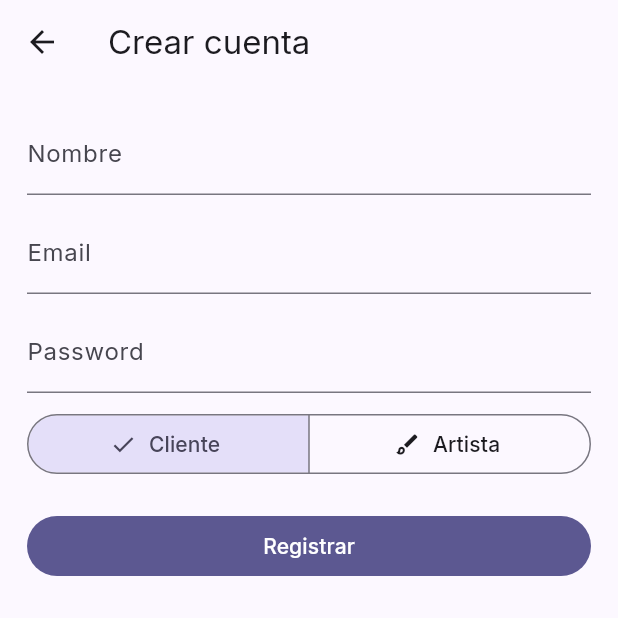
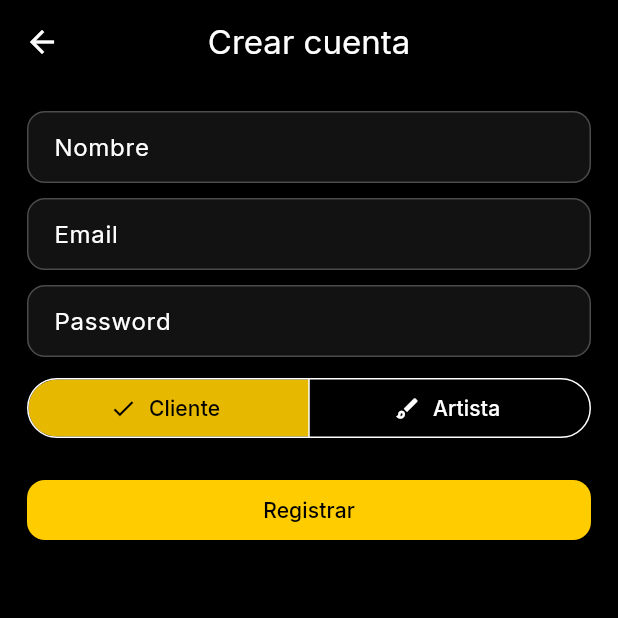
Before and after one commit to nautilo/capstone, a Flutter app: the screen it shows after launch, after a tap on "Entrar", after a tap on "Crear cuenta", on a phone screen of 412 x 824 dp, the top half of it. Run offline on Flutter 3.47's test engine with Material 3 defaults, Android fonts, the phone set to English and light mode, and no system bars; our stand-ins replace camera, google_fonts, permission_handler, shared_preferences; missing offline and left inert: google_mlkit_pose_detection; network calls fail.

Commit message:
Actualización apariencia
Co-Authored-By: carlospitau <128086076+carlospitau@users.noreply.github.com>

```diff
--- a/app móvil/ARTattoo/lib/main.dart
+++ b/app móvil/ARTattoo/lib/main.dart
@@ -16,16 +16,132 @@ void main() async {
 class ARTattooApp extends StatelessWidget {
   const ARTattooApp({super.key});
 
+  // Paleta ArtTattoo
+  static const Color kYellow = Color(0xFFFFCC00);
+  static const Color kYellowDark = Color(0xFFE6B800);
+  static const Color kBlack = Color(0xFF000000);
+  static const Color kSurfaceDark = Color(0xFF121212);
+
+  // Esquema de color oscuro
+  static const ColorScheme _darkScheme = ColorScheme(
+    brightness: Brightness.dark,
+    primary: kYellow,
+    onPrimary: kBlack,
+    secondary: kYellowDark,
+    onSecondary: kBlack,
+    error: Color(0xFFFF4D4F),
+    onError: Colors.white,
+    background: kBlack,
+    onBackground: Colors.white,
+    surface: kSurfaceDark,
+    onSurface: Colors.white,
+  );
+
+  static ThemeData get _darkTheme {
+    final base = ThemeData.dark(useMaterial3: true);
+    final textTheme = GoogleFonts.interTextTheme(base.textTheme);
+
+    return base.copyWith(
+      colorScheme: _darkScheme,
+      scaffoldBackgroundColor: kBlack,
+      textTheme: textTheme,
+      appBarTheme: const AppBarTheme(
+        backgroundColor: kBlack,
+        foregroundColor: Colors.white,
+        elevation: 0,
+        centerTitle: true,
+      ),
+      elevatedButtonTheme: ElevatedButtonThemeData(
+        style: ButtonStyle(
+          backgroundColor: MaterialStatePropertyAll(_darkScheme.primary),
+          foregroundColor: MaterialStatePropertyAll(_darkScheme.onPrimary),
+          shape: MaterialStatePropertyAll(
+            RoundedRectangleBorder(borderRadius: BorderRadius.circular(12)),
+          ),
+          padding: const MaterialStatePropertyAll(
+            EdgeInsets.symmetric(horizontal: 18, vertical: 12),
+          ),
+        ),
+      ),
+      filledButtonTheme: FilledButtonThemeData(
+        style: ButtonStyle(
+          backgroundColor: MaterialStatePropertyAll(_darkScheme.primary),
+          foregroundColor: MaterialStatePropertyAll(_darkScheme.onPrimary),
+          shape: MaterialStatePropertyAll(
+            RoundedRectangleBorder(borderRadius: BorderRadius.circular(12)),
+          ),
+        ),
+      ),
+      textButtonTheme: TextButtonThemeData(
+        style: ButtonStyle(
+          foregroundColor: MaterialStatePropertyAll(_darkScheme.primary),
+          overlayColor: MaterialStatePropertyAll(kYellow.withOpacity(0.08)),
+        ),
+      ),
+      inputDecorationTheme: InputDecorationTheme(
+        filled: true,
+        fillColor: kSurfaceDark,
+        hintStyle: const TextStyle(color: Colors.white70),
+        labelStyle: const TextStyle(color: Colors.white),
+        border: OutlineInputBorder(
+          borderRadius: BorderRadius.circular(12),
+          borderSide: const BorderSide(color: Colors.white12),
+        ),
+        enabledBorder: OutlineInputBorder(
+          borderRadius: BorderRadius.circular(12),
+          borderSide: const BorderSide(color: Colors.white24),
+        ),
+        focusedBorder: const OutlineInputBorder(
+          borderSide: BorderSide(color: kYellow, width: 1.6),
+        ),
+        contentPadding: const EdgeInsets.symmetric(horizontal: 14, vertical: 12),
+      ),
+      bottomNavigationBarTheme: const BottomNavigationBarThemeData(
+        backgroundColor: kBlack,
+        selectedItemColor: kYellow,
+        unselectedItemColor: Colors.white60,
+        showUnselectedLabels: false,
+        type: BottomNavigationBarType.fixed,
+      ),
+      cardTheme: CardThemeData(
+        color: kSurfaceDark,
+        elevation: 1,
+        shape: RoundedRectangleBorder(borderRadius: BorderRadius.circular(16)),
+        margin: const EdgeInsets.all(12),
+      ),
+      chipTheme: ChipThemeData(
+        backgroundColor: kSurfaceDark,
+        selectedColor: kYellow.withOpacity(0.15),
+        side: const BorderSide(color: Colors.white24),
+        labelStyle: const TextStyle(color: Colors.white),
+        shape: RoundedRectangleBorder(borderRadius: BorderRadius.circular(10)),
+      ),
+      iconTheme: const IconThemeData(color: Colors.white),
+      dividerColor: Colors.white12,
+      floatingActionButtonTheme: const FloatingActionButtonThemeData(
+        backgroundColor: kYellow,
+        foregroundColor: kBlack,
+      ),
+      snackBarTheme: const SnackBarThemeData(
+        backgroundColor: kSurfaceDark,
+        contentTextStyle: TextStyle(color: Colors.white),
+        actionTextColor: kYellow,
+      ),
+    );
+  }
+
   @override
   Widget build(BuildContext context) {
-    final color = const Color(0xFF6D5DF6);
-    final scheme = ColorScheme.fromSeed(seedColor: color);
     return MaterialApp(
-      title: 'ARTattoo', debugShowCheckedModeBanner: false,
-      theme: ThemeData(useMaterial3: true, colorScheme: scheme, textTheme: GoogleFonts.interTextTheme()),
+      title: 'ARTattoo',
+      debugShowCheckedModeBanner: false,
+      themeMode: ThemeMode.dark, // Forzar oscuro; cambia a system si quieres
+      theme: _darkTheme,
+      darkTheme: _darkTheme,
       home: ValueListenableBuilder<AuthState>(
         valueListenable: authState,
-        builder: (_, state, __) => state.isLoggedIn ? const CatalogScreen() : const LoginScreen(),
+        builder: (_, state, __) =>
+            state.isLoggedIn ? const CatalogScreen() : const LoginScreen(),
       ),
       routes: {
         CatalogScreen.route: (_) => const CatalogScreen(),
```
Also changed, not shown: 9 other files.
